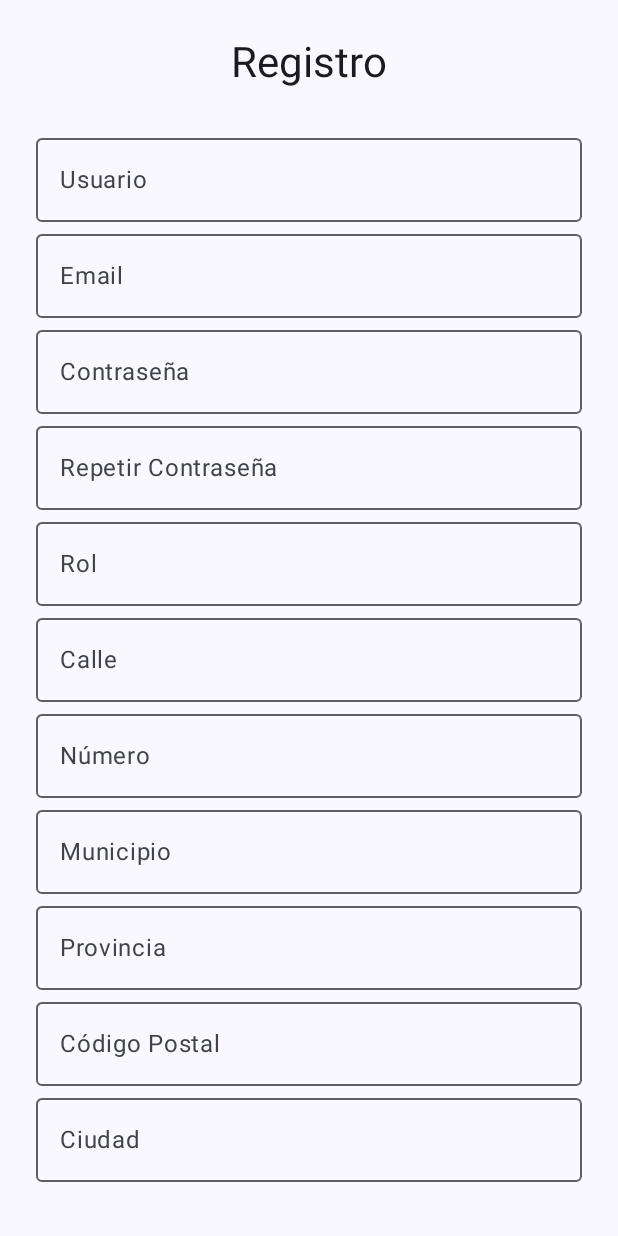
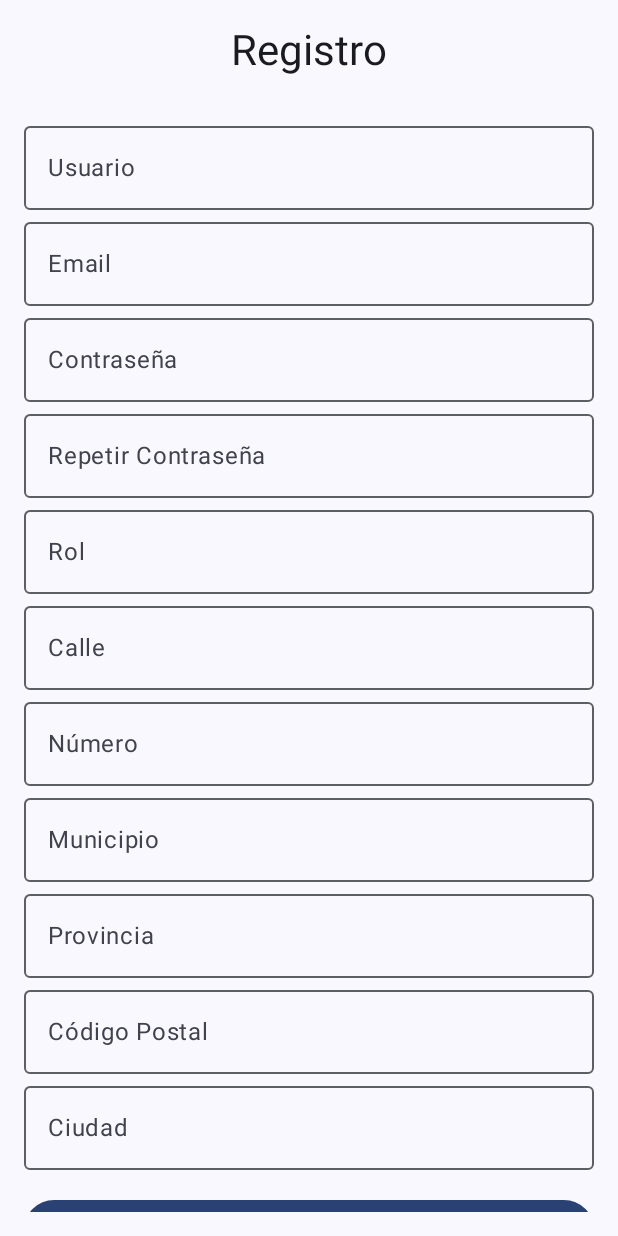
Before and after one commit to mbougar/adatAppTareasAndroid, an Android app built with Jetpack Compose: the RegisterScreen screen opened through its navigation route, on a phone screen of 412 x 824 dp. Run offline under Robolectric (Android 15) with nearby library versions, the phone set to English and light mode, and no system bars.

Commit message:
Updates to tareas

```diff
--- a/app/build.gradle.kts
+++ b/app/build.gradle.kts
@@ -75,6 +75,9 @@ dependencies {
 
     implementation("androidx.datastore:datastore-preferences:1.0.0")
 
+    implementation("androidx.compose.material:material-icons-extended:1.7.6")
+
+
     /*
     implementation("androidx.lifecycle:lifecycle-runtime-ktx:2.6.2")
     implementation("androidx.lifecycle:lifecycle-viewmodel-compose:2.6.2")
--- a/app/src/main/java/com/mbougar/adatapptareasandroid/navigation/AppNavigation.kt
+++ b/app/src/main/java/com/mbougar/adatapptareasandroid/navigation/AppNavigation.kt
@@ -14,7 +14,6 @@ import com.mbougar.adatapptareasandroid.ui.viewmodel.TareasViewModel
 
 @Composable
 fun AppNavigation(navController: NavHostController, authViewModelLogin: AuthViewModelLogin, authViewModelRegister: AuthViewModelRegister, tareasViewModel: TareasViewModel) {
-    val token = authViewModelLogin.token.collectAsState().value
 
     NavHost(navController = navController, startDestination = "login") {
         composable("login") {
--- a/app/src/main/java/com/mbougar/adatapptareasandroid/ui/view/LoginScreen.kt
+++ b/app/src/main/java/com/mbougar/adatapptareasandroid/ui/view/LoginScreen.kt
@@ -2,12 +2,17 @@ package com.mbougar.adatapptareasandroid.ui.view
 
 import androidx.compose.foundation.layout.*
 import androidx.compose.foundation.text.ClickableText
+import androidx.compose.material.icons.Icons
+import androidx.compose.material.icons.filled.Visibility
+import androidx.compose.material.icons.filled.VisibilityOff
 import androidx.compose.material3.*
 import androidx.compose.runtime.*
+import androidx.compose.runtime.saveable.rememberSaveable
 import androidx.compose.ui.Alignment
 import androidx.compose.ui.Modifier
 import androidx.compose.ui.text.AnnotatedString
 import androidx.compose.ui.text.input.PasswordVisualTransformation
+import androidx.compose.ui.text.input.VisualTransformation
 import androidx.compose.ui.unit.dp
 import androidx.lifecycle.viewmodel.compose.viewModel
 import androidx.navigation.NavController
@@ -15,8 +20,9 @@ import com.mbougar.adatapptareasandroid.ui.viewmodel.AuthViewModelLogin
 
 @Composable
 fun LoginScreen(viewModel: AuthViewModelLogin = viewModel(), navController: NavController, onLoginSuccess: () -> Unit) {
-    var username by remember { mutableStateOf("") }
-    var password by remember { mutableStateOf("") }
+    var username by rememberSaveable { mutableStateOf("") }
+    var password by rememberSaveable { mutableStateOf("") }
+    var passwordVisible by rememberSaveable { mutableStateOf(false) }
     val token by viewModel.token.collectAsState()
     val loading by viewModel.loading.collectAsState()
     val error by viewModel.error.collectAsState()
@@ -24,7 +30,6 @@ fun LoginScreen(viewModel: AuthViewModelLogin = viewModel(), navController: NavC
     LaunchedEffect(token) {
         if (token != null) onLoginSuccess()
     }
-
 
     Box(modifier = Modifier.fillMaxSize(), contentAlignment = Alignment.Center) {
         Column(
@@ -47,7 +52,13 @@ fun LoginScreen(viewModel: AuthViewModelLogin = viewModel(), navController: NavC
                 value = password,
                 onValueChange = { password = it },
                 label = { Text("Contraseña") },
-                visualTransformation = PasswordVisualTransformation(),
+                visualTransformation = if (passwordVisible) VisualTransformation.None else PasswordVisualTransformation(),
+                trailingIcon = {
+                    val icon = if (passwordVisible) Icons.Default.Visibility else Icons.Default.VisibilityOff
+                    IconButton(onClick = { passwordVisible = !passwordVisible }) {
+                        Icon(imageVector = icon, contentDescription = if (passwordVisible) "Ocultar contraseña" else "Mostrar contraseña")
+                    }
+                },
                 modifier = Modifier.fillMaxWidth(),
                 singleLine = true
             )
--- a/app/src/main/java/com/mbougar/adatapptareasandroid/ui/view/RegisterScreen.kt
+++ b/app/src/main/java/com/mbougar/adatapptareasandroid/ui/view/RegisterScreen.kt
@@ -1,7 +1,9 @@
 package com.mbougar.adatapptareasandroid.ui.view
 
 import androidx.compose.foundation.layout.*
+import androidx.compose.foundation.rememberScrollState
 import androidx.compose.foundation.text.ClickableText
+import androidx.compose.foundation.verticalScroll
 import androidx.compose.material3.*
 import androidx.compose.runtime.*
 import androidx.compose.ui.Alignment
@@ -15,7 +17,11 @@ import com.mbougar.adatapptareasandroid.data.model.UsuarioRegisterDTO
 import com.mbougar.adatapptareasandroid.ui.viewmodel.AuthViewModelRegister
 
 @Composable
-fun RegisterScreen(viewModel: AuthViewModelRegister = viewModel(), navController: NavController, onRegisterSuccess: () -> Unit) {
+fun RegisterScreen(
+    viewModel: AuthViewModelRegister = viewModel(),
+    navController: NavController,
+    onRegisterSuccess: () -> Unit
+) {
     var username by remember { mutableStateOf("") }
     var email by remember { mutableStateOf("") }
     var password by remember { mutableStateOf("") }
@@ -30,10 +36,18 @@ fun RegisterScreen(viewModel: AuthViewModelRegister = viewModel(), navController
 
     val loading by viewModel.loading.collectAsState()
     val registerError by viewModel.error.collectAsState()
+    val scrollState = rememberScrollState()
 
-    Box(modifier = Modifier.fillMaxSize(), contentAlignment = Alignment.Center) {
+    Box(
+        modifier = Modifier
+            .fillMaxSize()
+            .padding(16.dp),
+        contentAlignment = Alignment.Center
+    ) {
         Column(
-            modifier = Modifier.padding(24.dp),
+            modifier = Modifier
+                .fillMaxSize()
+                .verticalScroll(scrollState),
             horizontalAlignment = Alignment.CenterHorizontally
         ) {
             Text("Registro", style = MaterialTheme.typography.headlineMedium)
--- a/app/src/main/java/com/mbougar/adatapptareasandroid/ui/view/TasksListScreen.kt
+++ b/app/src/main/java/com/mbougar/adatapptareasandroid/ui/view/TasksListScreen.kt
@@ -92,6 +92,7 @@ fun TaskItem(tarea: Tarea, viewModel: TareasViewModel) {
     ) {
         Column(modifier = Modifier.padding(16.dp)) {
             Text(text = tarea.titulo, style = MaterialTheme.typography.titleMedium, color = MaterialTheme.colorScheme.onSurface)
+            Text(text = tarea.usuario, style = MaterialTheme.typography.bodyMedium, color = MaterialTheme.colorScheme.onSurfaceVariant)
             tarea.desc?.let { Text(text = it, style = MaterialTheme.typography.bodyMedium, color = MaterialTheme.colorScheme.onSurfaceVariant) }
 
             Row(
--- a/app/src/main/java/com/mbougar/adatapptareasandroid/ui/viewmodel/TareasViewModel.kt
+++ b/app/src/main/java/com/mbougar/adatapptareasandroid/ui/viewmodel/TareasViewModel.kt
@@ -65,6 +65,7 @@ class TareasViewModel(
             try {
                 token?.let {
                     api.deleteTarea("Bearer $it", id)
+                    cargarTareas()
                     _tareas.value = _tareas.value.filter { tarea -> tarea.id != id }
                 }
             } catch (e: Exception) {
```
